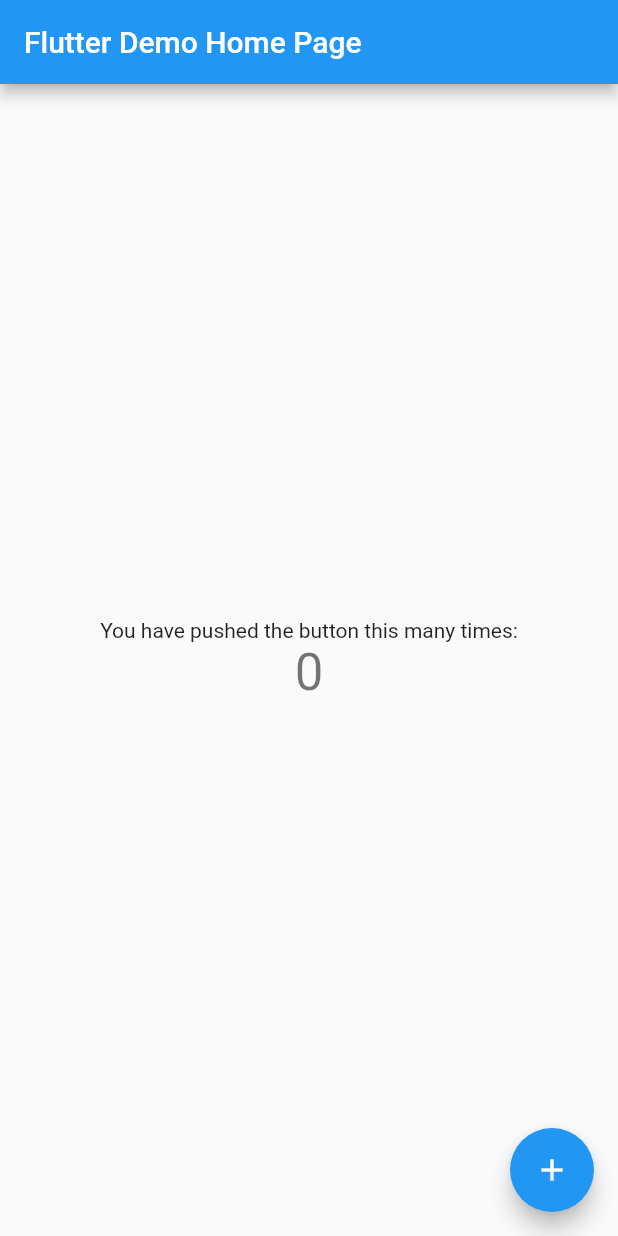
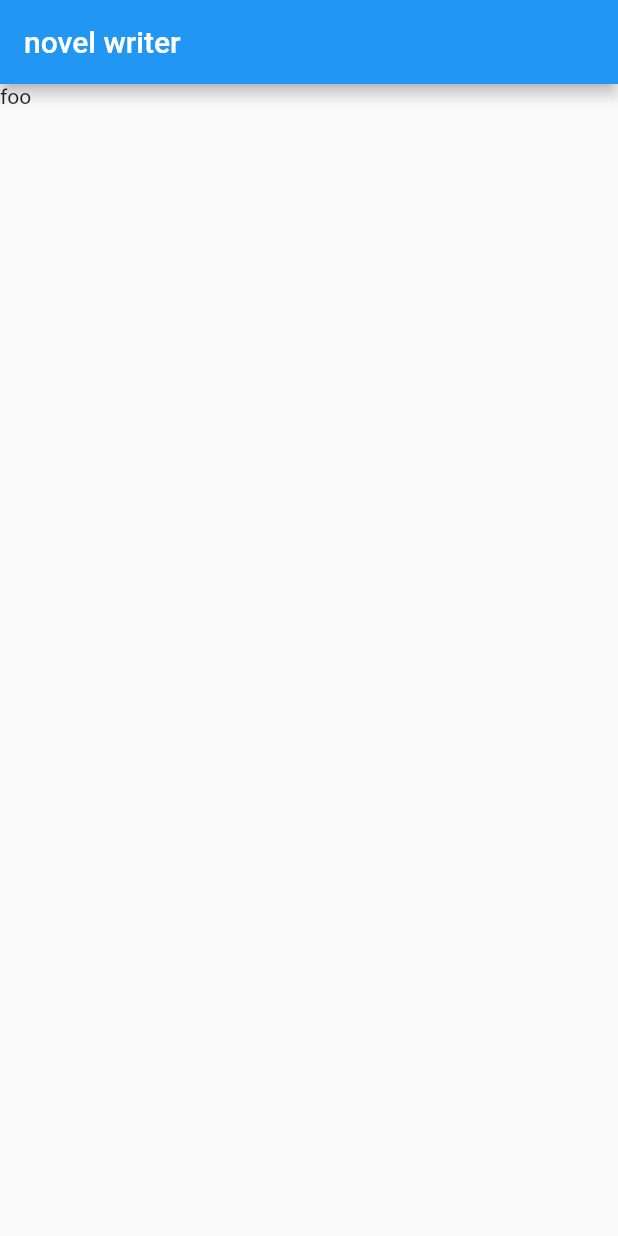
Before and after one commit to HitoTei/novel_writer, a Flutter app: the screen it shows after launch, on a phone screen of 412 x 824 dp. Run offline on Flutter 3.47's test engine with Material 2 defaults, Android fonts, the phone set to English and light mode, and no system bars.

Commit message:
improve: ファイルの構成を変更

```diff
--- /dev/null
+++ b/lib/app.dart
@@ -0,0 +1,16 @@
+import 'package:flutter/material.dart';
+import 'ui/home.dart';
+
+class MyApp extends StatelessWidget {
+  @override
+  Widget build(BuildContext context) {
+    return MaterialApp(
+      title: 'Novel Writer',
+      theme: ThemeData(
+        primarySwatch: Colors.blue,
+        visualDensity: VisualDensity.adaptivePlatformDensity,
+      ),
+      home: HomePage(),
+    );
+  }
+}
--- a/lib/main.dart
+++ b/lib/main.dart
@@ -1,65 +1,4 @@
 import 'package:flutter/material.dart';
+import 'app.dart';
 
-void main() {
-  runApp(MyApp());
-}
-
-class MyApp extends StatelessWidget {
-  @override
-  Widget build(BuildContext context) {
-    return MaterialApp(
-      title: 'Flutter Demo',
-      theme: ThemeData(
-        primarySwatch: Colors.blue,
-        visualDensity: VisualDensity.adaptivePlatformDensity,
-      ),
-      home: MyHomePage(title: 'Flutter Demo Home Page'),
-    );
-  }
-}
-
-class MyHomePage extends StatefulWidget {
-  MyHomePage({Key key, this.title}) : super(key: key);
-  final String title;
-
-  @override
-  _MyHomePageState createState() => _MyHomePageState();
-}
-
-class _MyHomePageState extends State<MyHomePage> {
-  int _counter = 0;
-
-  void _incrementCounter() {
-    setState(() {
-      _counter++;
-    });
-  }
-
-  @override
-  Widget build(BuildContext context) {
-    return Scaffold(
-      appBar: AppBar(
-        title: Text(widget.title),
-      ),
-      body: Center(
-        child: Column(
-          mainAxisAlignment: MainAxisAlignment.center,
-          children: <Widget>[
-            Text(
-              'You have pushed the button this many times:',
-            ),
-            Text(
-              '$_counter',
-              style: Theme.of(context).textTheme.headline4,
-            ),
-          ],
-        ),
-      ),
-      floatingActionButton: FloatingActionButton(
-        onPressed: _incrementCounter,
-        tooltip: 'Increment',
-        child: Icon(Icons.add),
-      ), // This trailing comma makes auto-formatting nicer for build methods.
-    );
-  }
-}
+void main() => runApp(MyApp());
--- /dev/null
+++ b/lib/ui/home.dart
@@ -0,0 +1,17 @@
+import 'package:flutter/material.dart';
+import 'package:provider/provider.dart';
+
+class HomePage extends StatelessWidget {
+  @override
+  Widget build(BuildContext context) {
+    return MultiProvider(
+      providers: [],
+      child: Scaffold(
+        appBar: AppBar(
+          title: const Text('novel writer'),
+        ),
+        body: const Text('foo'),
+      ),
+    );
+  }
+}
```
Also changed, not shown: 1 other file.
